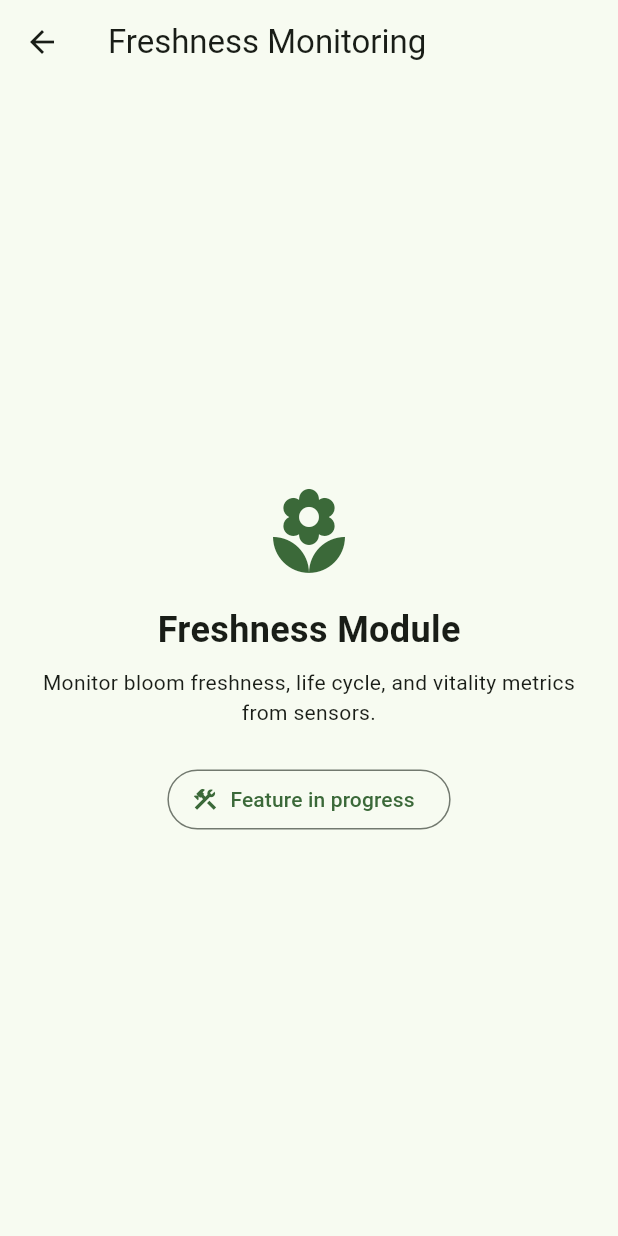
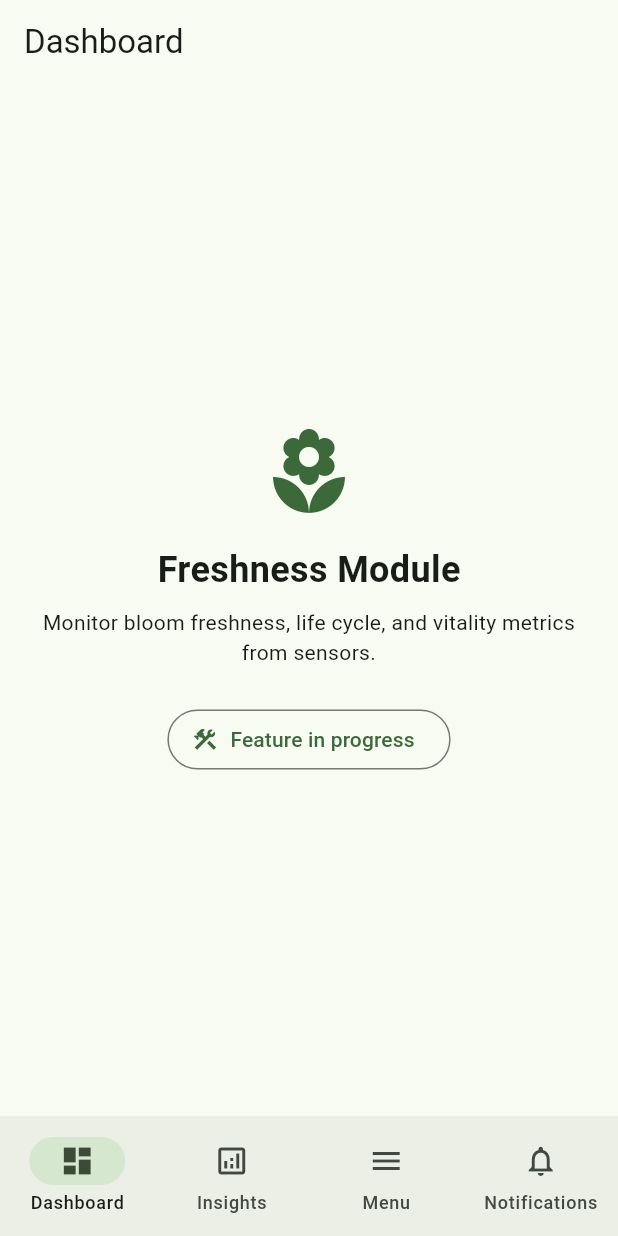
Before and after one commit to 25-26J-299/smartrose_frontend, a Flutter app: the screen it shows after launch, after a tap on "Open", on a phone screen of 412 x 824 dp. Run offline on Flutter 3.47's test engine with Material 3 defaults, Android fonts, the phone set to English and light mode, and no system bars.

Commit message:
Updated: Navigation Bar and Header

```diff
--- a/lib/core/app_routes.dart
+++ b/lib/core/app_routes.dart
@@ -4,7 +4,7 @@ import '../features/disease/screens/disease_home_screen.dart';
 import '../features/freshness/screens/freshness_home_screen.dart';
 import '../features/nutrition/screens/nutrition_home_screen.dart';
 import '../features/stress/screens/stress_home_screen.dart';
-import '../screens/home_screen.dart';
+import '../screens/bottom_navigation_shell.dart';
 import '../screens/settings_screen.dart';
 
 class AppRoutes {
@@ -16,7 +16,7 @@ class AppRoutes {
   static const String disease = '/disease';
 
   static final Map<String, WidgetBuilder> routes = <String, WidgetBuilder>{
-    home: (BuildContext context) => const HomeScreen(),
+    home: (BuildContext context) => const BottomNavigationShell(),
     settings: (BuildContext context) => const SettingsScreen(),
     freshness: (BuildContext context) => const FreshnessHomeScreen(),
     nutrition: (BuildContext context) => const NutritionHomeScreen(),
--- a/lib/features/freshness/screens/freshness_home_screen.dart
+++ b/lib/features/freshness/screens/freshness_home_screen.dart
@@ -7,11 +7,7 @@ class FreshnessHomeScreen extends StatelessWidget {
   Widget build(BuildContext context) {
     final ColorScheme scheme = Theme.of(context).colorScheme;
 
-    return Scaffold(
-      appBar: AppBar(
-        title: const Text('Freshness Monitoring'),
-      ),
-      body: Center(
+    return Center(
       child: Padding(
         padding: const EdgeInsets.all(24),
         child: Column(
@@ -38,7 +34,6 @@ class FreshnessHomeScreen extends StatelessWidget {
           ],
         ),
       ),
-      ),
     );
   }
 }
--- a/lib/main.dart
+++ b/lib/main.dart
@@ -10,11 +10,11 @@ Future<void> main() async {
   WidgetsFlutterBinding.ensureInitialized();
   final AppConfigState appConfigState = AppConfigState();
   await AppConfig.init(appConfigState: appConfigState);
-  runApp(MyApp(appConfigState: appConfigState));
+  runApp(SmartRoseApp(appConfigState: appConfigState));
 }
 
-class MyApp extends StatelessWidget {
-  const MyApp({required this.appConfigState, super.key});
+class SmartRoseApp extends StatelessWidget {
+  const SmartRoseApp({required this.appConfigState, super.key});
 
   final AppConfigState appConfigState;
 
--- /dev/null
+++ b/lib/screens/bottom_navigation_shell.dart
@@ -0,0 +1,121 @@
+import 'package:flutter/material.dart';
+
+import '../core/app_routes.dart';
+import 'dashboard_screen.dart';
+import 'insights_screen.dart';
+import 'menu_screen.dart';
+import 'notification_screen.dart';
+
+class BottomNavigationShell extends StatefulWidget {
+  const BottomNavigationShell({super.key});
+
+  @override
+  State<BottomNavigationShell> createState() => _BottomNavigationShellState();
+}
+
+class _BottomNavigationShellState extends State<BottomNavigationShell> {
+  int _currentIndex = 0;
+  final GlobalKey<NavigatorState> _navigatorKey = GlobalKey<NavigatorState>();
+
+  final List<Widget> _screens = const <Widget>[
+    DashboardScreen(),
+    InsightsScreen(),
+    MenuScreen(),
+    NotificationScreen(),
+  ];
+
+  final List<String> _titles = const <String>[
+    'Dashboard',
+    'Insights',
+    'Menu',
+    'Notifications',
+  ];
+
+  String _getAppBarTitle() {
+    // Get the current route name from ModalRoute
+    final ModalRoute<dynamic>? route = ModalRoute.of(context);
+    final String? routeName = route?.settings.name;
+
+    if (routeName != null && routeName != AppRoutes.home && routeName != '/') {
+      switch (routeName) {
+        case AppRoutes.freshness:
+          return 'Freshness Monitoring';
+        case AppRoutes.nutrition:
+          return 'Nutrition Monitoring';
+        case AppRoutes.stress:
+          return 'Stress Monitoring';
+        case AppRoutes.disease:
+          return 'Disease Detection';
+        case AppRoutes.settings:
+          return 'Settings';
+        default:
+          return _titles[_currentIndex];
+      }
+    }
+    return _titles[_currentIndex];
+  }
+
+  @override
+  Widget build(BuildContext context) {
+    return Scaffold(
+      appBar: AppBar(title: Text(_getAppBarTitle())),
+      body: Navigator(
+        key: _navigatorKey,
+        onGenerateRoute: (RouteSettings settings) {
+          return MaterialPageRoute<Widget>(
+            settings: settings,
+            builder: (BuildContext context) {
+              // If it's the home route, show the current tab screen
+              if (settings.name == AppRoutes.home || settings.name == '/') {
+                return IndexedStack(index: _currentIndex, children: _screens);
+              }
+              // For other routes, use AppRoutes but wrap to preserve bottom nav
+              final WidgetBuilder? builder = AppRoutes.routes[settings.name];
+              if (builder != null) {
+                // Return the screen - it will be displayed above the bottom nav
+                return builder(context);
+              }
+              // Fallback to current tab screen
+              return IndexedStack(index: _currentIndex, children: _screens);
+            },
+          );
+        },
+        initialRoute: AppRoutes.home,
+      ),
+      bottomNavigationBar: NavigationBar(
+        selectedIndex: _currentIndex,
+        onDestinationSelected: (int index) {
+          setState(() {
+            _currentIndex = index;
+          });
+          // Pop to home when switching tabs
+          _navigatorKey.currentState?.popUntil((Route<dynamic> route) {
+            return route.settings.name == AppRoutes.home || route.isFirst;
+          });
+        },
+        destinations: const <Widget>[
+          NavigationDestination(
+            icon: Icon(Icons.dashboard_outlined),
+            selectedIcon: Icon(Icons.dashboard),
+            label: 'Dashboard',
+          ),
+          NavigationDestination(
+            icon: Icon(Icons.analytics_outlined),
+            selectedIcon: Icon(Icons.analytics),
+            label: 'Insights',
+          ),
+          NavigationDestination(
+            icon: Icon(Icons.menu),
+            selectedIcon: Icon(Icons.menu),
+            label: 'Menu',
+          ),
+          NavigationDestination(
+            icon: Icon(Icons.notifications_outlined),
+            selectedIcon: Icon(Icons.notifications),
+            label: 'Notifications',
+          ),
+        ],
+      ),
+    );
+  }
+}
--- /dev/null
+++ b/lib/screens/dashboard_screen.dart
@@ -0,0 +1,84 @@
+import 'package:flutter/material.dart';
+
+import '../../core/app_routes.dart';
+import '../../shared/widgets/dashboard_card.dart';
+
+class DashboardScreen extends StatelessWidget {
+  const DashboardScreen({super.key});
+
+  static final List<_DashboardEntry> _entries = <_DashboardEntry>[
+    _DashboardEntry(
+      title: 'Freshness Monitoring',
+      subtitle: 'Track bloom quality with live freshness insights.',
+      icon: Icons.local_florist,
+      route: AppRoutes.freshness,
+    ),
+    _DashboardEntry(
+      title: 'Nutrition Monitoring',
+      subtitle: 'Review nutrient balance and fertilizer guidance.',
+      icon: Icons.eco,
+      route: AppRoutes.nutrition,
+    ),
+    _DashboardEntry(
+      title: 'Stress Monitoring',
+      subtitle: 'Detect environmental stressors early.',
+      icon: Icons.monitor_heart,
+      route: AppRoutes.stress,
+    ),
+    _DashboardEntry(
+      title: 'Disease Detection',
+      subtitle: 'Identify disease risks with ML-assisted insights.',
+      icon: Icons.bug_report,
+      route: AppRoutes.disease,
+    ),
+  ];
+
+  @override
+  Widget build(BuildContext context) {
+    return LayoutBuilder(
+      builder: (BuildContext context, BoxConstraints constraints) {
+        final bool isWide = constraints.maxWidth >= 700;
+        final bool isUltraWide = constraints.maxWidth >= 1100;
+        final int crossAxisCount = isUltraWide
+            ? 3
+            : isWide
+            ? 2
+            : 1;
+
+        return Padding(
+          padding: const EdgeInsets.all(16),
+          child: GridView.count(
+            crossAxisCount: crossAxisCount,
+            mainAxisSpacing: 16,
+            crossAxisSpacing: 16,
+            childAspectRatio: isWide ? 1.4 : 1.1,
+            children: _entries
+                .map(
+                  (_DashboardEntry entry) => DashboardCard(
+                    title: entry.title,
+                    subtitle: entry.subtitle,
+                    icon: entry.icon,
+                    onTap: () => Navigator.of(context).pushNamed(entry.route),
+                  ),
+                )
+                .toList(),
+          ),
+        );
+      },
+    );
+  }
+}
+
+class _DashboardEntry {
+  const _DashboardEntry({
+    required this.title,
+    required this.subtitle,
+    required this.icon,
+    required this.route,
+  });
+
+  final String title;
+  final String subtitle;
+  final IconData icon;
+  final String route;
+}
--- /dev/null
+++ b/lib/screens/insights_screen.dart
@@ -0,0 +1,35 @@
+import 'package:flutter/material.dart';
+
+class InsightsScreen extends StatelessWidget {
+  const InsightsScreen({super.key});
+
+  @override
+  Widget build(BuildContext context) {
+    return Center(
+      child: Column(
+        mainAxisAlignment: MainAxisAlignment.center,
+        children: <Widget>[
+          Icon(
+            Icons.analytics_outlined,
+            size: 64,
+            color: Theme.of(context).colorScheme.primary,
+          ),
+          const SizedBox(height: 16),
+          Text(
+            'Insights',
+            style: Theme.of(context).textTheme.headlineMedium?.copyWith(
+                  fontWeight: FontWeight.bold,
+                ),
+          ),
+          const SizedBox(height: 8),
+          Text(
+            'Your insights and analytics will appear here',
+            style: Theme.of(context).textTheme.bodyLarge?.copyWith(
+                  color: Theme.of(context).colorScheme.onSurfaceVariant,
+                ),
+          ),
+        ],
+      ),
+    );
+  }
+}
--- /dev/null
+++ b/lib/screens/menu_screen.dart
@@ -0,0 +1,35 @@
+import 'package:flutter/material.dart';
+
+class MenuScreen extends StatelessWidget {
+  const MenuScreen({super.key});
+
+  @override
+  Widget build(BuildContext context) {
+    return Center(
+      child: Column(
+        mainAxisAlignment: MainAxisAlignment.center,
+        children: <Widget>[
+          Icon(
+            Icons.menu,
+            size: 64,
+            color: Theme.of(context).colorScheme.primary,
+          ),
+          const SizedBox(height: 16),
+          Text(
+            'Menu',
+            style: Theme.of(context).textTheme.headlineMedium?.copyWith(
+                  fontWeight: FontWeight.bold,
+                ),
+          ),
+          const SizedBox(height: 8),
+          Text(
+            'Your menu options will appear here',
+            style: Theme.of(context).textTheme.bodyLarge?.copyWith(
+                  color: Theme.of(context).colorScheme.onSurfaceVariant,
+                ),
+          ),
+        ],
+      ),
+    );
+  }
+}
--- /dev/null
+++ b/lib/screens/notification_screen.dart
@@ -0,0 +1,35 @@
+import 'package:flutter/material.dart';
+
+class NotificationScreen extends StatelessWidget {
+  const NotificationScreen({super.key});
+
+  @override
+  Widget build(BuildContext context) {
+    return Center(
+      child: Column(
+        mainAxisAlignment: MainAxisAlignment.center,
+        children: <Widget>[
+          Icon(
+            Icons.notifications_outlined,
+            size: 64,
+            color: Theme.of(context).colorScheme.primary,
+          ),
+          const SizedBox(height: 16),
+          Text(
+            'Notifications',
+            style: Theme.of(context).textTheme.headlineMedium?.copyWith(
+                  fontWeight: FontWeight.bold,
+                ),
+          ),
+          const SizedBox(height: 8),
+          Text(
+            'Your notifications will appear here',
+            style: Theme.of(context).textTheme.bodyLarge?.copyWith(
+                  color: Theme.of(context).colorScheme.onSurfaceVariant,
+                ),
+          ),
+        ],
+      ),
+    );
+  }
+}
--- a/lib/screens/settings_screen.dart
+++ b/lib/screens/settings_screen.dart
@@ -5,10 +5,6 @@ class SettingsScreen extends StatelessWidget {
 
   @override
   Widget build(BuildContext context) {
-    return const Scaffold(
-      body: Center(
-        child: Text('Settings Screen TODO'),
-      ),
-    );
+    return const Center(child: Text('Settings Screen TODO'));
   }
 }
--- /dev/null
+++ b/lib/shared/widgets/dashboard_card.dart
@@ -0,0 +1,77 @@
+import 'package:flutter/material.dart';
+
+class DashboardCard extends StatelessWidget {
+  const DashboardCard({
+    required this.title,
+    required this.subtitle,
+    required this.icon,
+    required this.onTap,
+    super.key,
+  });
+
+  final String title;
+  final String subtitle;
+  final IconData icon;
+  final VoidCallback onTap;
+
+  @override
+  Widget build(BuildContext context) {
+    final ColorScheme scheme = Theme.of(context).colorScheme;
+
+    return Card(
+      elevation: 0,
+      clipBehavior: Clip.antiAlias,
+      shape: RoundedRectangleBorder(
+        borderRadius: BorderRadius.circular(20),
+        side: BorderSide(color: scheme.outlineVariant),
+      ),
+      child: InkWell(
+        onTap: onTap,
+        child: Padding(
+          padding: const EdgeInsets.all(20),
+          child: Column(
+            crossAxisAlignment: CrossAxisAlignment.start,
+            children: <Widget>[
+              Icon(
+                icon,
+                size: 40,
+                color: scheme.primary,
+              ),
+              const SizedBox(height: 16),
+              Text(
+                title,
+                style: Theme.of(context).textTheme.titleLarge?.copyWith(
+                      fontWeight: FontWeight.w600,
+                    ),
+              ),
+              const SizedBox(height: 8),
+              Expanded(
+                child: Text(
+                  subtitle,
+                  style: Theme.of(context).textTheme.bodyMedium?.copyWith(
+                        color: scheme.onSurfaceVariant,
+                      ),
+                ),
+              ),
+              const SizedBox(height: 16),
+              Align(
+                alignment: Alignment.bottomRight,
+                child: FilledButton.icon(
+                  onPressed: onTap,
+                  icon: const Icon(Icons.arrow_forward),
+                  label: const Text('Open'),
+                  style: FilledButton.styleFrom(
+                    padding: const EdgeInsets.symmetric(
+                      horizontal: 16,
+                      vertical: 12,
+                    ),
+                  ),
+                ),
+              ),
+            ],
+          ),
+        ),
+      ),
+    );
+  }
+}
--- a/lib/shared/widgets/widgets.dart
+++ b/lib/shared/widgets/widgets.dart
@@ -0,0 +1,4 @@
+export 'dashboard_card.dart';
+export 'data_card.dart';
+export 'loading_indicator.dart';
+export 'sensor_tile.dart';
```
Also changed, not shown: lib/features/disease/screens/disease_home_screen.dart (+1 -6 lines), lib/features/nutrition/screens/nutrition_home_screen.dart (+1 -6 lines), lib/features/stress/screens/stress_home_screen.dart (+1 -6 lines), lib/shared/widgets/persistent_bottom_nav_wrapper.dart (added, +33 -0 lines). Lines whose indentation alone changed are shown as unchanged.
